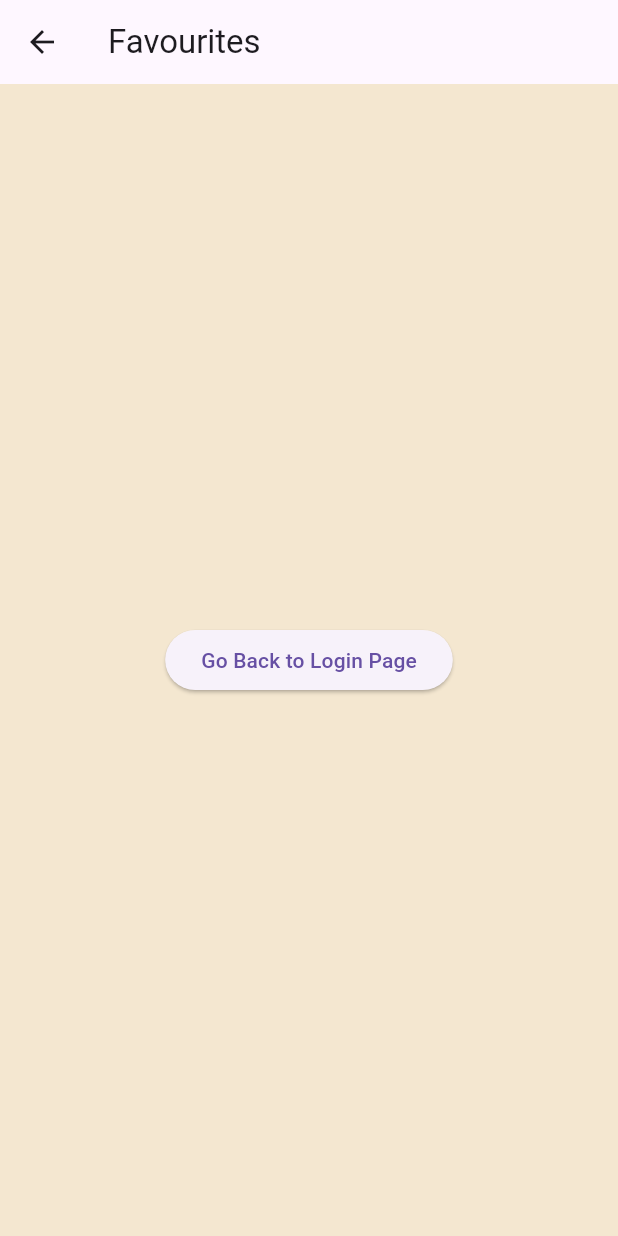
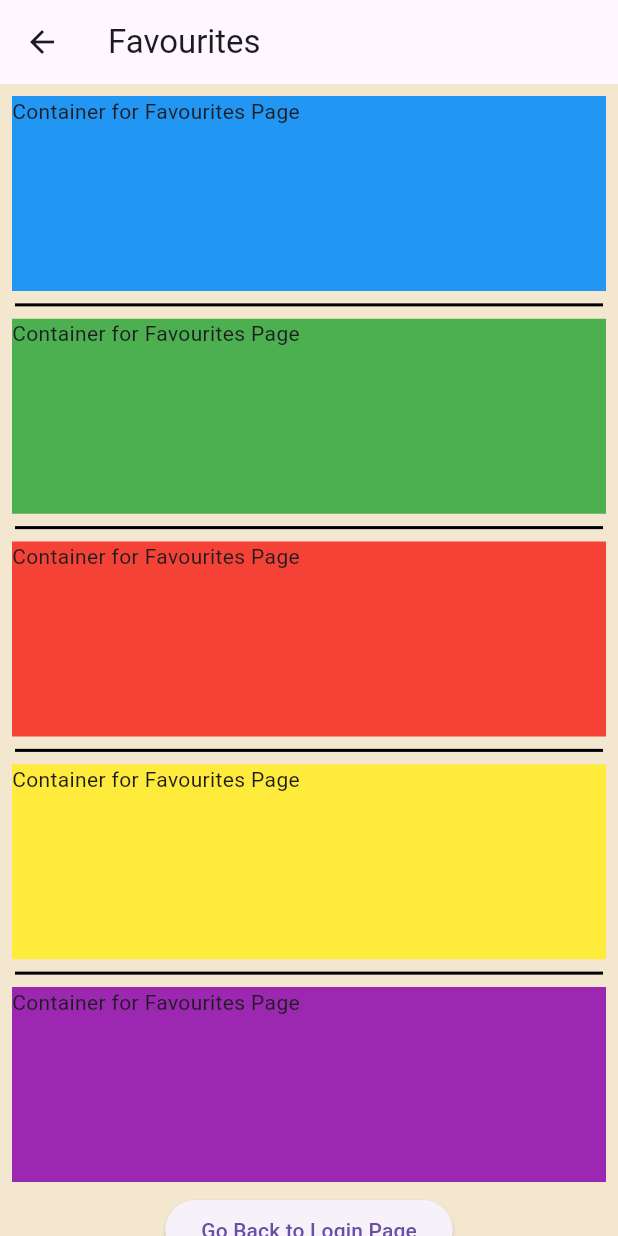
Before and after one commit to Pluto596Polite/sorealtravel_flutter_app, a Flutter app: the FavouritePage screen opened directly, on a phone screen of 412 x 824 dp. Run offline on Flutter 3.47's test engine with Material 3 defaults, Android fonts, the phone set to English and light mode, and no system bars.

Commit message:
Update FavouritePage layout with multiple containers and navigation button

```diff
--- a/lib/screens/favourites_page.dart
+++ b/lib/screens/favourites_page.dart
@@ -1,4 +1,5 @@
 import 'package:flutter/material.dart';
+
 import 'home_page.dart';
 
 class FavouritePage extends StatelessWidget {
@@ -8,8 +9,79 @@ class FavouritePage extends StatelessWidget {
   Widget build(BuildContext context) {
     return Scaffold(
       appBar: AppBar(title: const Text('Favourites')),
-      body: Center(
-        child: ElevatedButton(
+      body: Column(
+        children: [
+          Container(
+            height: 130,
+            width: double.infinity,
+            color: Colors.blue,
+            child: Text("Container for Favourites Page"),
+            margin: const EdgeInsets.all(8.0),
+          ),
+          const Divider(
+            height: 2.5,
+            thickness: 2,
+            color: Colors.black,
+            indent: 10,
+            endIndent: 10,
+          ),
+
+          Container(
+            height: 130,
+            width: double.infinity,
+            color: Colors.green,
+            child: Text("Container for Favourites Page"),
+            margin: const EdgeInsets.all(8.0),
+          ),
+
+          const Divider(
+            height: 2.5,
+            thickness: 2,
+            color: Colors.black,
+            indent: 10,
+            endIndent: 10,
+          ),
+
+          Container(
+            height: 130,
+            width: double.infinity,
+            color: Colors.red,
+            child: Text("Container for Favourites Page"),
+            margin: const EdgeInsets.all(8.0),
+          ),
+          const Divider(
+            height: 2.5,
+            thickness: 2,
+            color: Colors.black,
+            indent: 10,
+            endIndent: 10,
+          ),
+
+          Container(
+            height: 130,
+            width: double.infinity,
+            color: Colors.yellow,
+            child: Text("Container for Favourites Page"),
+            margin: const EdgeInsets.all(8.0),
+          ),
+
+          const Divider(
+            height: 2.5,
+            thickness: 2,
+            color: Colors.black,
+            indent: 10,
+            endIndent: 10,
+          ),
+
+          Container(
+            height: 130,
+            width: double.infinity,
+            color: Colors.purple,
+            child: Text("Container for Favourites Page"),
+            margin: const EdgeInsets.all(8.0),
+          ),
+
+          ElevatedButton(
             onPressed: () {
               Navigator.push(
                 context,
@@ -18,6 +90,7 @@ class FavouritePage extends StatelessWidget {
             },
             child: const Text("Go Back to Login Page"),
           ),
+        ],
       ),
     );
   }
```
Lines whose indentation alone changed are shown as unchanged.
